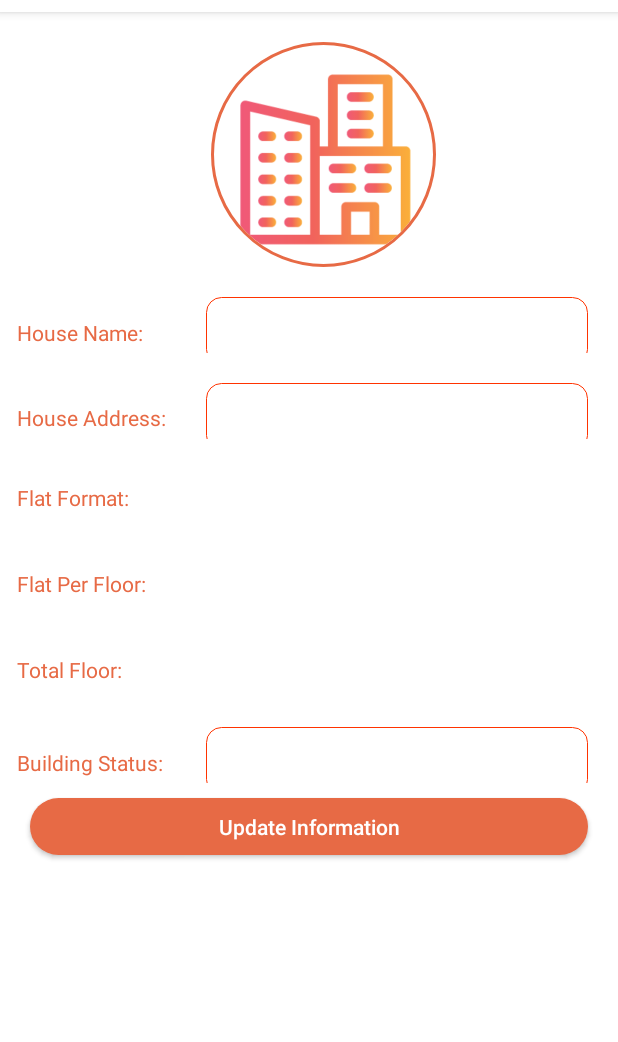
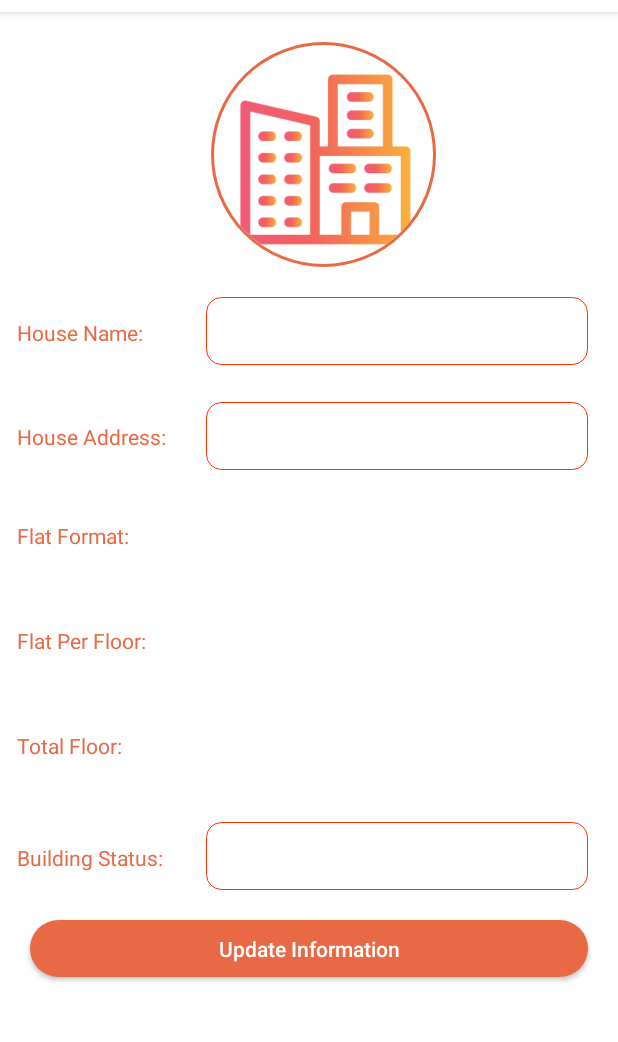
Before and after one commit to rokkhibd/RokkhiDemoField, an Android app: the UpdateBldngInfoActivity screen opened directly, with no data from a screen before it, on a phone screen of 412 x 824 dp, the part 72-1114 px from its top. Run offline under Robolectric (Android 15) with nearby library versions, the phone set to English and light mode, and no system bars; our stand-ins replace CircleImageView, Firebase (no records; nobody signed in at launch, a user with empty details on screens opened directly); libraries missing offline, so code that uses them is left out: com.github.ybq.android, com.vansuita.pickimage; 10 statements that could not run were skipped.

```diff
--- a/app/src/main/res/layout/activity_update_bldng_info.xml
+++ b/app/src/main/res/layout/activity_update_bldng_info.xml
@@ -61,7 +61,7 @@
             android:layout_marginRight="10dp"
             android:layout_marginTop="20dp"
             android:layout_width="match_parent"
-            android:layout_height="37dp">
+            android:layout_height="50dp">
 
             <TextView
                 android:textColor="@color/lightorange"
@@ -90,7 +90,7 @@
             android:layout_marginRight="10dp"
             android:layout_marginTop="20dp"
             android:layout_width="match_parent"
-            android:layout_height="37dp">
+            android:layout_height="50dp">
 
             <TextView
                 android:textColor="@color/lightorange"
@@ -119,7 +119,7 @@
             android:layout_marginRight="10dp"
             android:layout_marginTop="20dp"
             android:layout_width="match_parent"
-            android:layout_height="37dp">
+            android:layout_height="50dp">
 
             <TextView
                 android:textColor="@color/lightorange"
@@ -146,7 +146,7 @@
             android:layout_marginRight="10dp"
             android:layout_marginTop="20dp"
             android:layout_width="match_parent"
-            android:layout_height="37dp">
+            android:layout_height="50dp">
 
             <TextView
                 android:textColor="@color/lightorange"
@@ -175,7 +175,7 @@
             android:layout_marginRight="10dp"
             android:layout_marginTop="20dp"
             android:layout_width="match_parent"
-            android:layout_height="37dp">
+            android:layout_height="50dp">
 
             <TextView
                 android:textColor="@color/lightorange"
@@ -204,7 +204,7 @@
             android:layout_marginRight="10dp"
             android:layout_marginTop="20dp"
             android:layout_width="match_parent"
-            android:layout_height="37dp">
+            android:layout_height="50dp">
 
             <TextView
                 android:textColor="@color/lightorange"
@@ -261,7 +261,7 @@
             android:id="@+id/update_bldng_updatebtn"
             android:layout_marginLeft="20dp"
             android:layout_marginRight="20dp"
-            android:layout_marginTop="10dp"
+            android:layout_marginTop="15dp"
             android:textColor="@color/white"
             android:textAllCaps="false"
             android:text="Update Information"
--- a/app/src/main/res/layout/element_bottom_navigation.xml
+++ b/app/src/main/res/layout/element_bottom_navigation.xml
@@ -6,8 +6,8 @@
         android:layout_width="match_parent"
         android:layout_height="wrap_content"
         app:itemIconTint="@color/orange"
-        app:itemTextColor="@color/orange"
+        app:itemTextColor="@color/black"
 
-    android:background="?android:attr/windowBackground"
+        android:background="?android:attr/windowBackground"
         app:menu="@menu/bottom_nav_menu"
         />
```
Also changed, not shown: app/src/main/java/com/rokkhi/demofieldwork/Ui/MyhomeFragment.java (+27 -2 lines), app/src/main/res/menu/bottom_nav_menu.xml (+4 -4 lines), app/src/main/res/drawable/paymenthistory.png (added).
